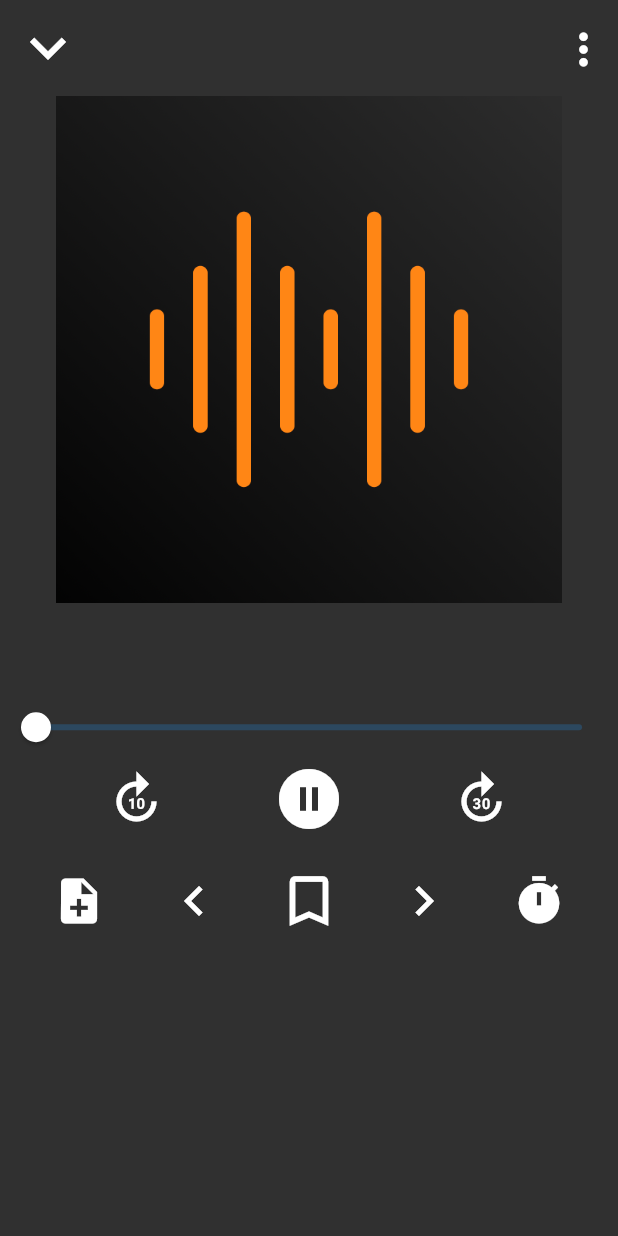
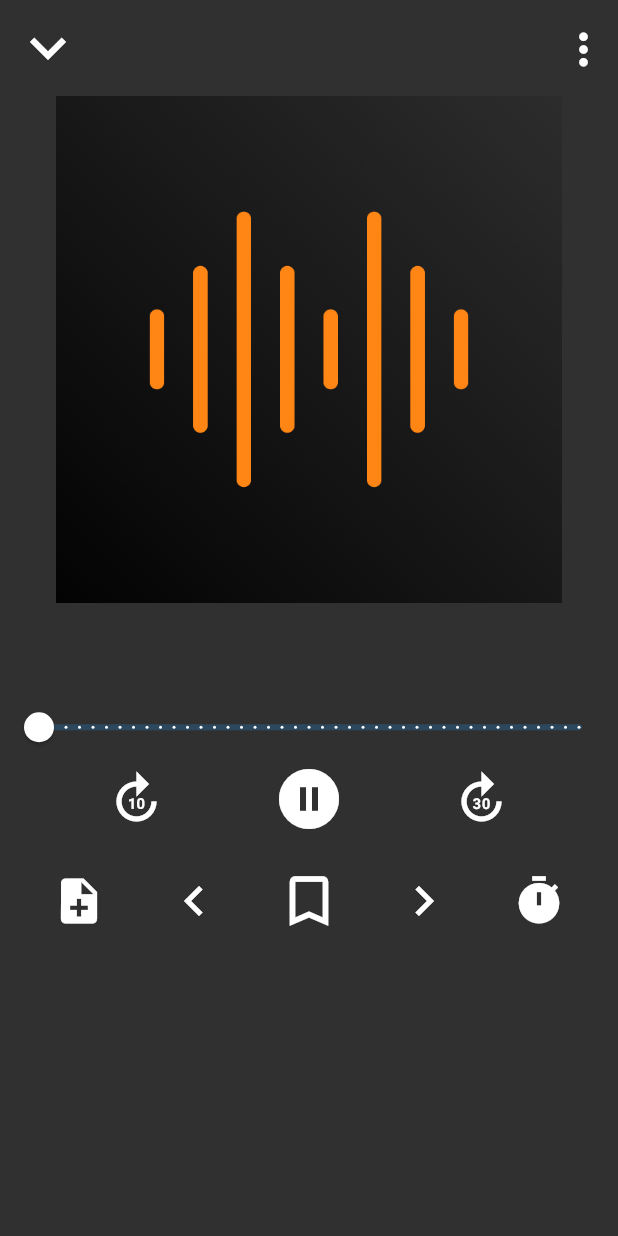
Before and after one commit to whoislewys/pawdio, a Flutter app: the screen it shows after launch, on a phone screen of 412 x 824 dp. Run offline on Flutter 3.47's test engine with Material 2 defaults, Android fonts, the phone set to English and light mode, and no system bars; our stand-ins replace audioplayers, file_picker, sqflite; accounts and stored records are empty.

Commit message:
sliders always suck

```diff
--- a/lib/screens/play/play.dart
+++ b/lib/screens/play/play.dart
@@ -148,15 +148,20 @@ class _PlayscreenState extends State<Playscreen> {
                   textScaleFactor: 1.27,
                 ),
               ),
+              //todo: use slidertheme to make the label visible
+              // and to make the valueindicator show up for non discrete? or maybe just add n seconds of divisions
               Slider(
                 activeColor: Colors.white,
                 value: _playPosition,
                 min: 0.0,
                 max: _duration,
+                divisions: 40,
+                label: 'yo',
                 onChanged: (double value) {
                   setState(() {
                     int msToSeekTo = value.toInt() - 100;
                     _audioPlayer.seek(Duration(milliseconds: msToSeekTo));
+                    // print('Playposition:  $_playPosition');
                   });
                 },
               ),
```
